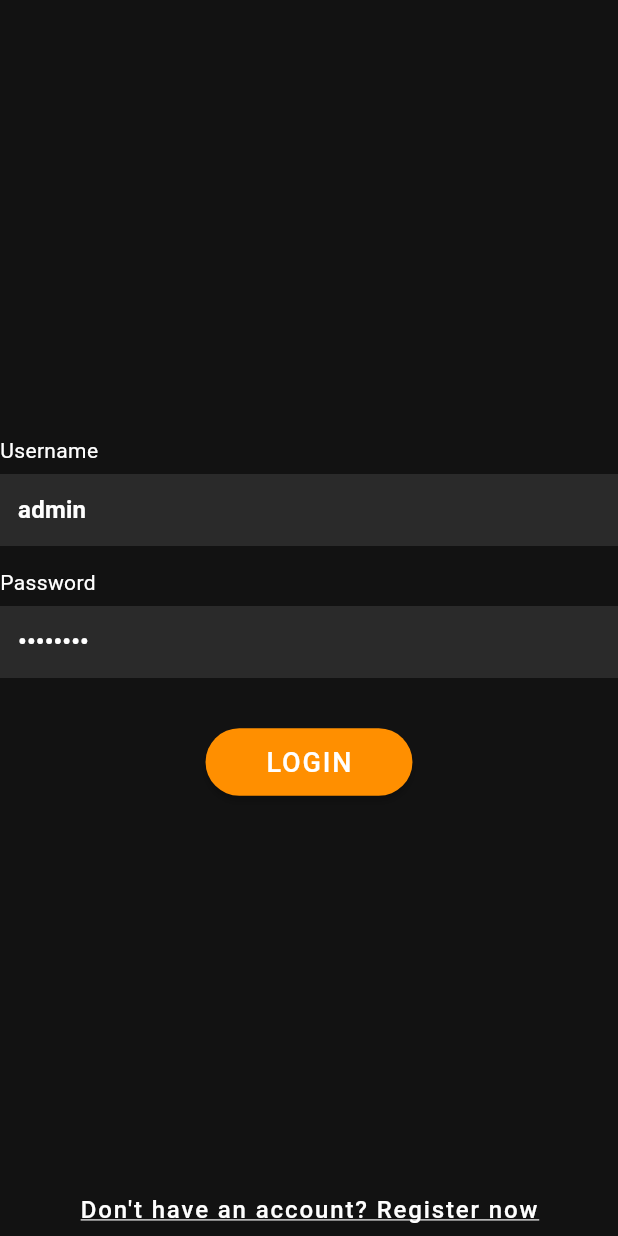
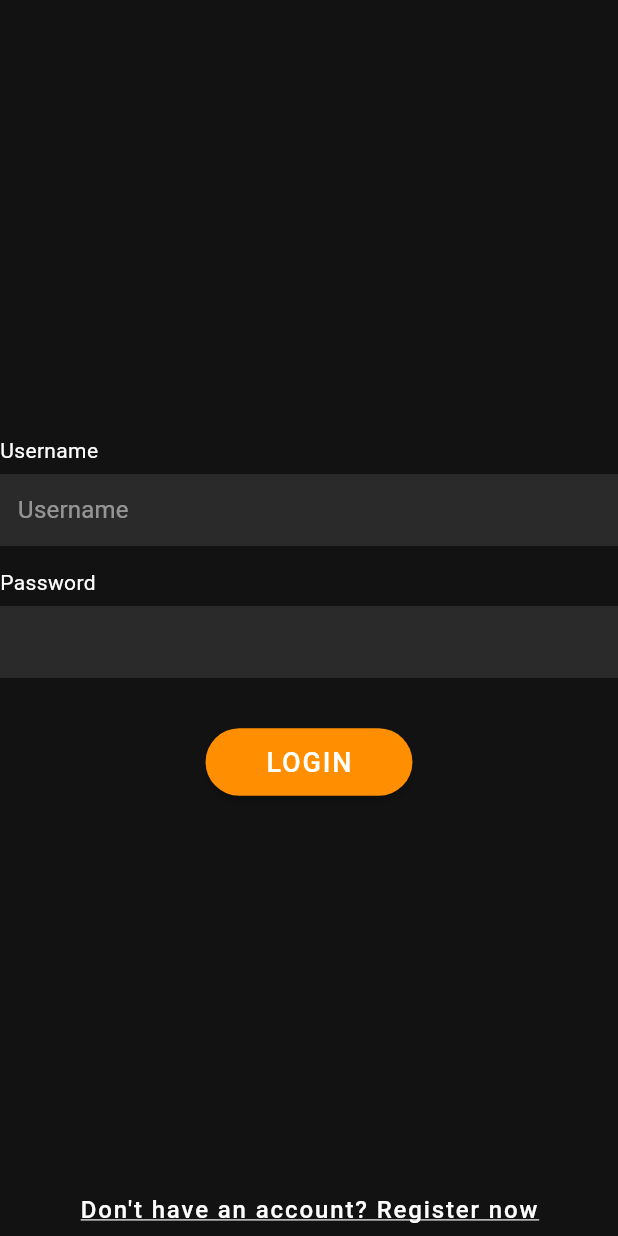
Before and after one commit to ZbutwialyPiernik/flixage-app, a Flutter app: the LoginForm widget shown alone on an empty page, opened directly, on a phone screen of 412 x 824 dp. Run offline on Flutter 3.47's test engine with Material 2 defaults, Android fonts, the phone set to English and light mode, and no system bars; our stand-ins replace adaptive_dialog, animated_text_kit, assets_audio_player, cached_network_image, connectivity, dio and 9 more; accounts and stored records are empty; generated files the repository leaves out were written again.

Commit message:
reducted warnings and unused imports

```diff
--- a/lib/bloc/page/login/login_bloc.dart
+++ b/lib/bloc/page/login/login_bloc.dart
@@ -1,7 +1,6 @@
 import 'package:dio/dio.dart';
 import 'package:flixage/bloc/authentication/authentication_bloc.dart';
 import 'package:flixage/bloc/form_bloc.dart';
-import 'package:flixage/bloc/notification/notification_bloc.dart';
 import 'package:flixage/generated/l10n.dart';
 import 'package:flixage/repository/authentication_repository.dart';
 import 'package:flixage/util/validation/common_validators.dart';
--- a/lib/bloc/page/playlist/playlist_bloc.dart
+++ b/lib/bloc/page/playlist/playlist_bloc.dart
@@ -1,15 +1,10 @@
 import 'package:equatable/equatable.dart';
-import 'package:flixage/bloc/bloc.dart';
 import 'package:flixage/bloc/loading_bloc.dart';
-import 'package:flixage/bloc/notification/notification_bloc.dart';
-import 'package:flixage/bloc/page/playlist/playlist_event.dart';
-import 'package:flixage/bloc/page/playlist/playlist_state.dart';
 import 'package:flixage/generated/l10n.dart';
 import 'package:flixage/model/playlist.dart';
 import 'package:flixage/model/track.dart';
 import 'package:flixage/repository/playlist_repository.dart';
 import 'package:logger/logger.dart';
-import 'package:rxdart/rxdart.dart';
 
 class LoadPlaylist extends Equatable {
   final Playlist playlist;
--- a/lib/bloc/page/playlist/playlist_event.dart
+++ b/lib/bloc/page/playlist/playlist_event.dart
@@ -1,7 +1,4 @@
-import 'dart:io';
-
 import 'package:equatable/equatable.dart';
-import 'package:flixage/model/playlist.dart';
 
 abstract class PlaylistEvent extends Equatable {
   @override
--- a/lib/bloc/page/playlist/playlist_thumbnail_bloc.dart
+++ b/lib/bloc/page/playlist/playlist_thumbnail_bloc.dart
@@ -7,7 +7,6 @@ import 'package:flixage/model/playlist.dart';
 import 'package:flixage/repository/playlist_repository.dart';
 import 'package:meta/meta.dart';
 import 'package:path/path.dart' as p;
-//import 'package:mime_type/mime_type.dart' as mime;
 
 class UploadThumbnail extends Equatable {
   final File image;
@@ -36,7 +35,6 @@ class PlaylistThumbnailBloc extends LoadingBloc<UploadThumbnail, ThumbnailUpload
   @override
   Future<ThumbnailUploaded> load(UploadThumbnail event) async {
     final extension = p.extension(event.image.path);
-    //final mimeType = mime.mimeFromExtension(extension.replaceAll('.', ''));
 
     if (!supportedExtensions.contains(extension)) {
       return Future.error(S.current.playlistPage_unsupportedExtension);
--- a/lib/bloc/page/register/register_bloc.dart
+++ b/lib/bloc/page/register/register_bloc.dart
@@ -1,7 +1,6 @@
 import 'package:dio/dio.dart';
 import 'package:flixage/bloc/authentication/authentication_bloc.dart';
 import 'package:flixage/bloc/form_bloc.dart';
-import 'package:flixage/bloc/notification/notification_bloc.dart';
 import 'package:flixage/generated/l10n.dart';
 import 'package:flixage/repository/authentication_repository.dart';
 import 'package:flixage/util/validation/common_validators.dart';
--- a/lib/ui/pages/authenticated/settings/settings_page.dart
+++ b/lib/ui/pages/authenticated/settings/settings_page.dart
@@ -1,7 +1,5 @@
 import 'package:flixage/bloc/authentication/authentication_bloc.dart';
-import 'package:flixage/bloc/language/language_bloc.dart';
 import 'package:flixage/generated/l10n.dart';
-import 'package:flixage/l10n/language_local.dart';
 import 'package:flixage/ui/pages/authenticated/settings/language_dropdown.dart';
 import 'package:flutter/cupertino.dart';
 import 'package:flutter/material.dart';
--- a/lib/ui/pages/unauthenticated/login/login_page.dart
+++ b/lib/ui/pages/unauthenticated/login/login_page.dart
@@ -6,6 +6,7 @@ import 'package:flixage/generated/l10n.dart';
 import 'package:flixage/repository/authentication_repository.dart';
 import 'package:flixage/ui/pages/unauthenticated/register/register_page.dart';
 import 'package:flixage/ui/widget/stateful_wrapper.dart';
+import 'package:flutter/foundation.dart';
 import 'package:flutter/material.dart';
 import 'package:provider/provider.dart';
 
@@ -51,9 +52,11 @@ class LoginForm extends StatelessWidget {
           }));
         });
 
-        // TODO: remove harded login for faster testing
-        _usernameController.text = "admin";
-        _passwordController.text = "Passw0rd";
+        // Only in non-realise mode for faster logging as default admin user
+        if (!kReleaseMode) {
+          _usernameController.text = "admin";
+          _passwordController.text = "Passw0rd";
+        }
       },
       onDispose: () {
         _usernameController.dispose();
--- a/lib/ui/widget/queryable_app_bar.dart
+++ b/lib/ui/widget/queryable_app_bar.dart
@@ -73,8 +73,6 @@ class _QueryableAppBarDelegate extends SliverPersistentHeaderDelegate {
       child: Stack(
         children: [
           _pinnedBackground(context, shrinkOffset, scrollableSize),
-          // Wrapping with scroll view to prevent pixel overflow
-          // TODO: find better way to omit this hack
           SingleChildScrollView(
             physics: NeverScrollableScrollPhysics(),
             child: Column(
```
